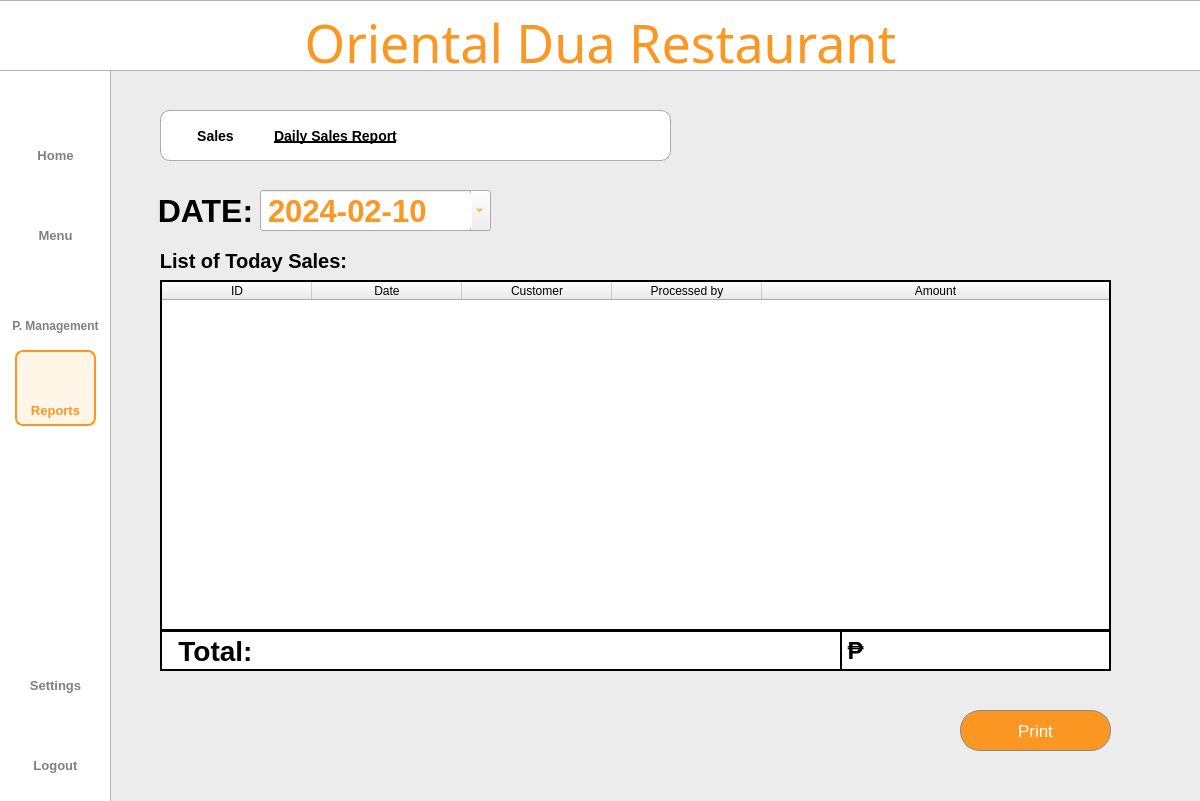
First picture: the form in Project SE/ui/reportscreen2.ui, repository Patatims/CCSFEN2_Project, before the edit.
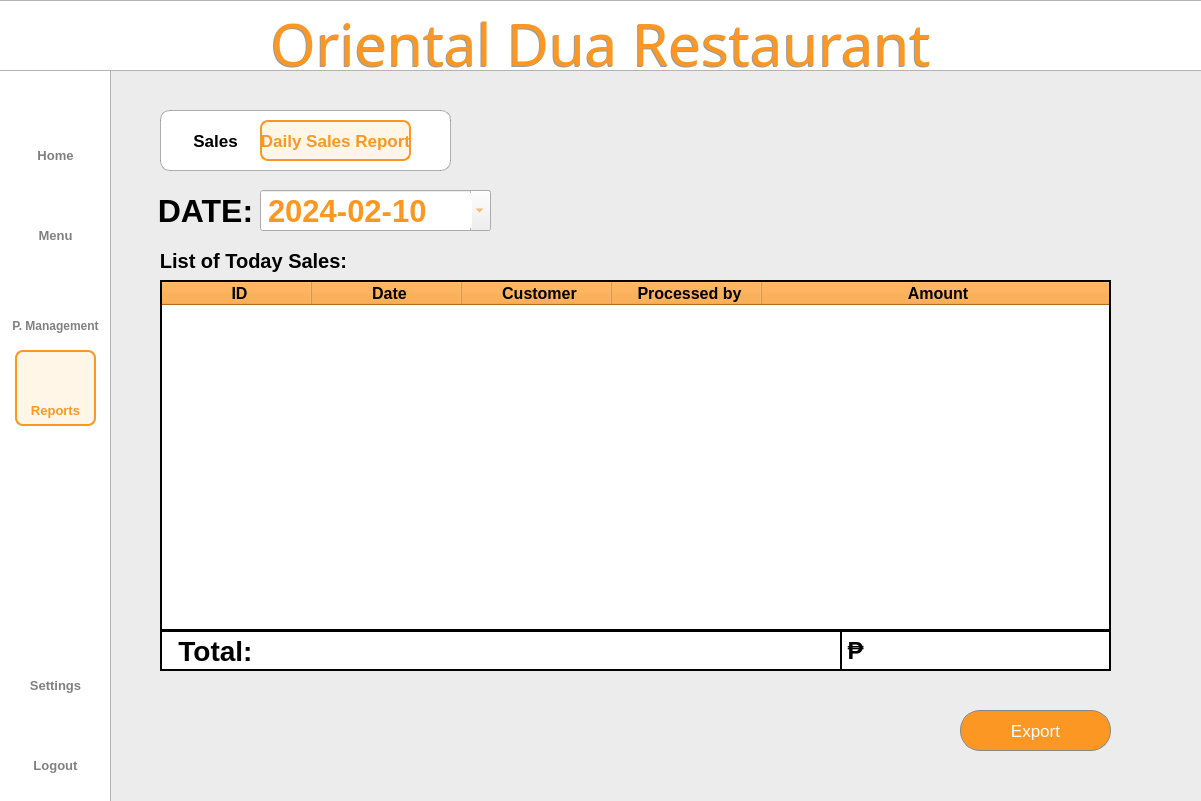
Second picture: the form after the edit. Icons and pictures are not drawn.

The edit to the form file:
```diff
--- a/Project SE/ui/reportscreen2.ui
+++ b/Project SE/ui/reportscreen2.ui
@@ -6,7 +6,7 @@
    <rect>
     <x>0</x>
     <y>0</y>
-    <width>1200</width>
+    <width>1201</width>
     <height>801</height>
    </rect>
   </property>
@@ -69,8 +69,8 @@
      <rect>
       <x>160</x>
       <y>110</y>
-      <width>511</width>
-      <height>51</height>
+      <width>291</width>
+      <height>61</height>
      </rect>
     </property>
     <property name="styleSheet">
@@ -95,7 +95,7 @@
      <string notr="true">QLabel#title{
 	color: #FB9722;
     font-family: Sacramento;
-    font-size: 52px;
+    font-size: 58px;
     font-weight: 400;
     padding-bottom: 5px;
     text-align: center;
@@ -537,17 +537,25 @@
       <x>180</x>
       <y>120</y>
       <width>71</width>
-      <height>31</height>
+      <height>41</height>
      </rect>
     </property>
     <property name="styleSheet">
      <string notr="true">QPushButton{
-    color: rgba(0,0,0, 1);
+    color: #000000;;
     font-family: 'Roboto';
-    font-size: 14px;
+    font-size: 17px;
     font-weight: 500;
 	border:none;
 }
+
+QPushButton:hover{
+color: #FB9722;
+background-color: #FB9722;
+border: 2px solid #FB9722;
+border-radius: 8px;
+background-color: rgba(255, 167, 25, 0.1);
+}
 </string>
     </property>
     <property name="text">
@@ -560,17 +568,25 @@
       <x>260</x>
       <y>120</y>
       <width>151</width>
-      <height>31</height>
+      <height>41</height>
      </rect>
     </property>
     <property name="styleSheet">
      <string notr="true">QPushButton{
-    color: rgba(0,0,0, 1);
+	color: #FB9722;
+	background-color: rgba(255, 167, 25, 0.1);
+	border: 2px solid #FB9722;
     font-family: 'Roboto';
-    font-size: 14px;
+    font-size: 17px;
     font-weight: 500;
-	border:none;
-	text-decoration:underline;
+	border-radius:8px;
+}
+
+QPushButton:hover{
+color: #FB9722;
+border: 2px solid #FB9722;
+border-radius: 8px;
+background-color: rgba(255, 167, 25, 0.1);
 }
 </string>
     </property>
@@ -611,6 +627,20 @@
       <height>351</height>
      </rect>
     </property>
+    <property name="styleSheet">
+     <string notr="true">::item:hover {
+    background-color: #FB9722; 
+}
+QTableWidget#tableWidget QHeaderView::section {
+	font-family: 'Inter';
+	font-size: 16px;
+	font-weight: bold;
+	background-color: #FB9722; 
+	color: black; 
+	padding-left: 5px;
+}       
+</string>
+    </property>
     <property name="frameShape">
      <enum>QFrame::WinPanel</enum>
     </property>
@@ -698,7 +728,7 @@
 }</string>
     </property>
     <property name="text">
-     <string>Print</string>
+     <string>Export</string>
     </property>
    </widget>
    <widget class="QLabel" name="date">
@@ -899,10 +929,58 @@
      <string/>
     </property>
    </widget>
+   <widget class="QLabel" name="title_3">
+    <property name="geometry">
+     <rect>
+      <x>-1</x>
+      <y>11</y>
+      <width>1201</width>
+      <height>71</height>
+     </rect>
+    </property>
+    <property name="styleSheet">
+     <string notr="true">QLabel{
+color: rgba(0, 0, 0, 100);
+    font-family: Sacramento;
+    font-size: 58px;
+    font-weight: 400;
+    padding-bottom: 5px;
+    text-align: center;
+}
+</string>
+    </property>
+    <property name="text">
+     <string>Oriental Dua Restaurant</string>
+    </property>
+    <property name="alignment">
+     <set>Qt::AlignCenter</set>
+    </property>
+    <property name="wordWrap">
+     <bool>true</bool>
+    </property>
+   </widget>
+   <widget class="QLabel" name="whitebgshadow">
+    <property name="geometry">
+     <rect>
+      <x>161</x>
+      <y>111</y>
+      <width>291</width>
+      <height>61</height>
+     </rect>
+    </property>
+    <property name="styleSheet">
+     <string notr="true">background-color: rgba(0, 0, 0, .3);
+
+border-radius: 10px;  </string>
+    </property>
+    <property name="text">
+     <string/>
+    </property>
+   </widget>
+   <zorder>whitebgshadow</zorder>
    <zorder>sidebar</zorder>
    <zorder>titlebar</zorder>
    <zorder>whitebg</zorder>
-   <zorder>title</zorder>
    <zorder>logoutIcon</zorder>
    <zorder>logoutbtn</zorder>
    <zorder>settingsbtn</zorder>
@@ -928,6 +1006,8 @@
    <zorder>label_2</zorder>
    <zorder>reportIcon</zorder>
    <zorder>reportbtn</zorder>
+   <zorder>title_3</zorder>
+   <zorder>title</zorder>
   </widget>
  </widget>
  <resources>
```
